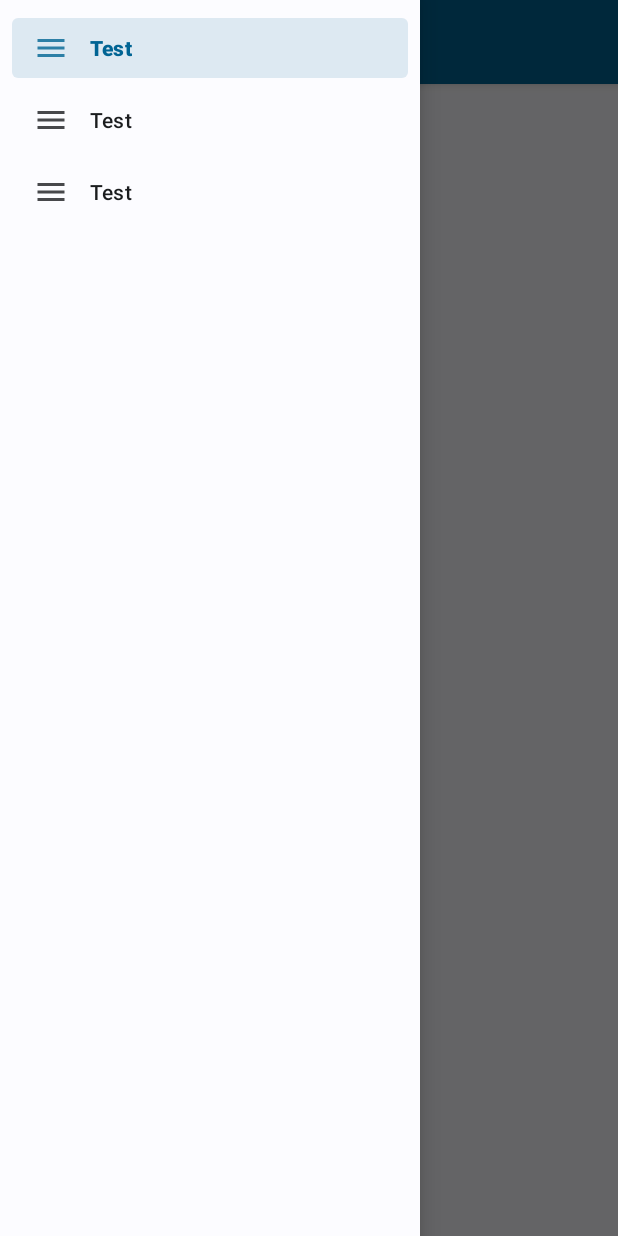
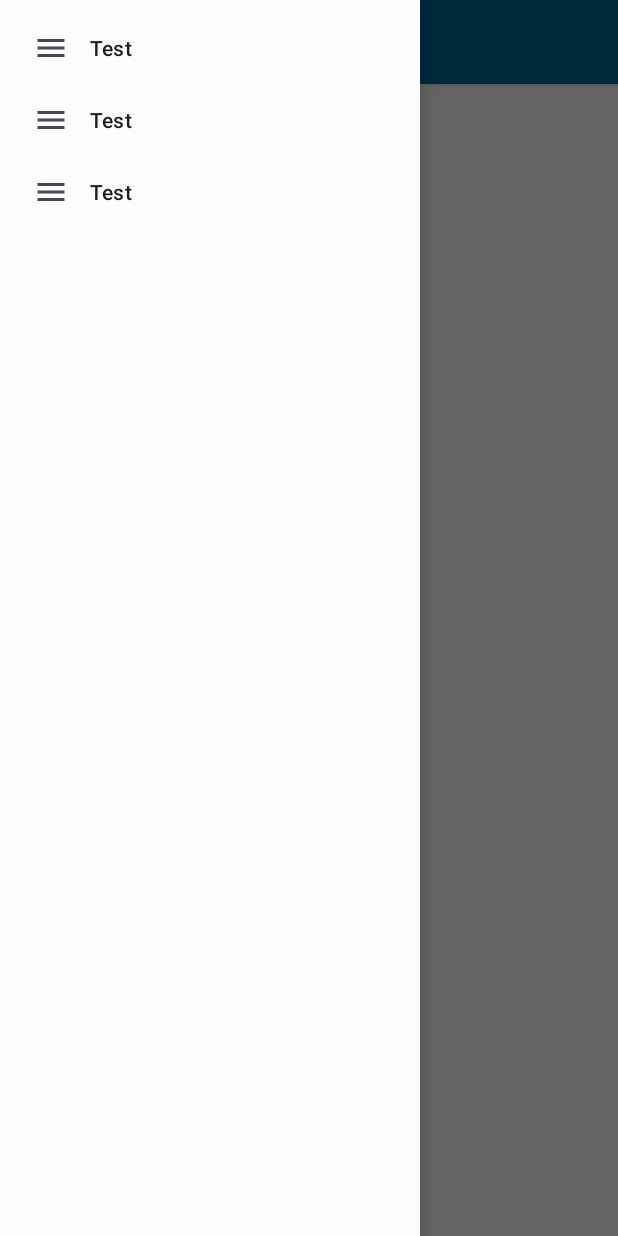
Before and after one commit to jzmark/dissertation-project, an Android app: the MainActivity screen opened directly, with no data from a screen before it, with the side drawer open, on a phone screen of 412 x 824 dp. Run offline under Robolectric (Android 15) with nearby library versions, the phone set to English and light mode, and no system bars.

Commit message:
Removed checked true from one drawer option

```diff
--- a/app/src/main/res/menu/navigation_drawer.xml
+++ b/app/src/main/res/menu/navigation_drawer.xml
@@ -6,8 +6,7 @@
         <item
             android:id="@+id/item1"
             android:icon="@drawable/ic_menu"
-            android:title="Test"
-            android:checked="true" />
+            android:title="Test" />
         <item
             android:id="@+id/item2"
             android:icon="@drawable/ic_menu"
```
